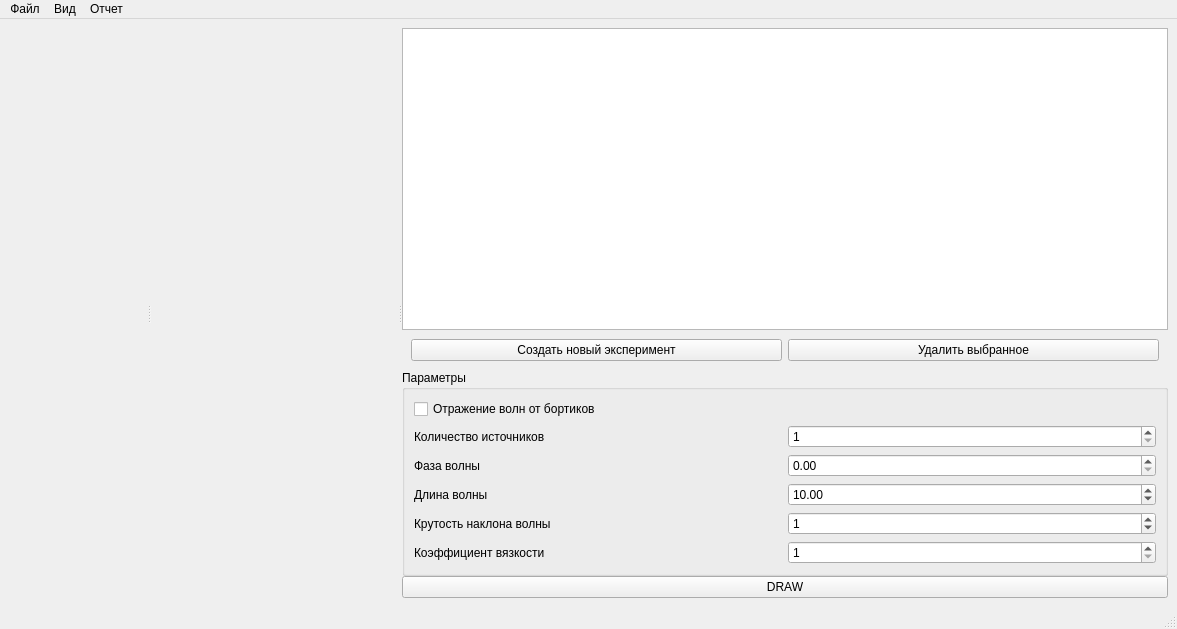
This is source/mainwindow.ui in Student-Experimental-Physics-Laboratory/self-water-talbot as Qt 5 draws it before an edit. The edited form follows.
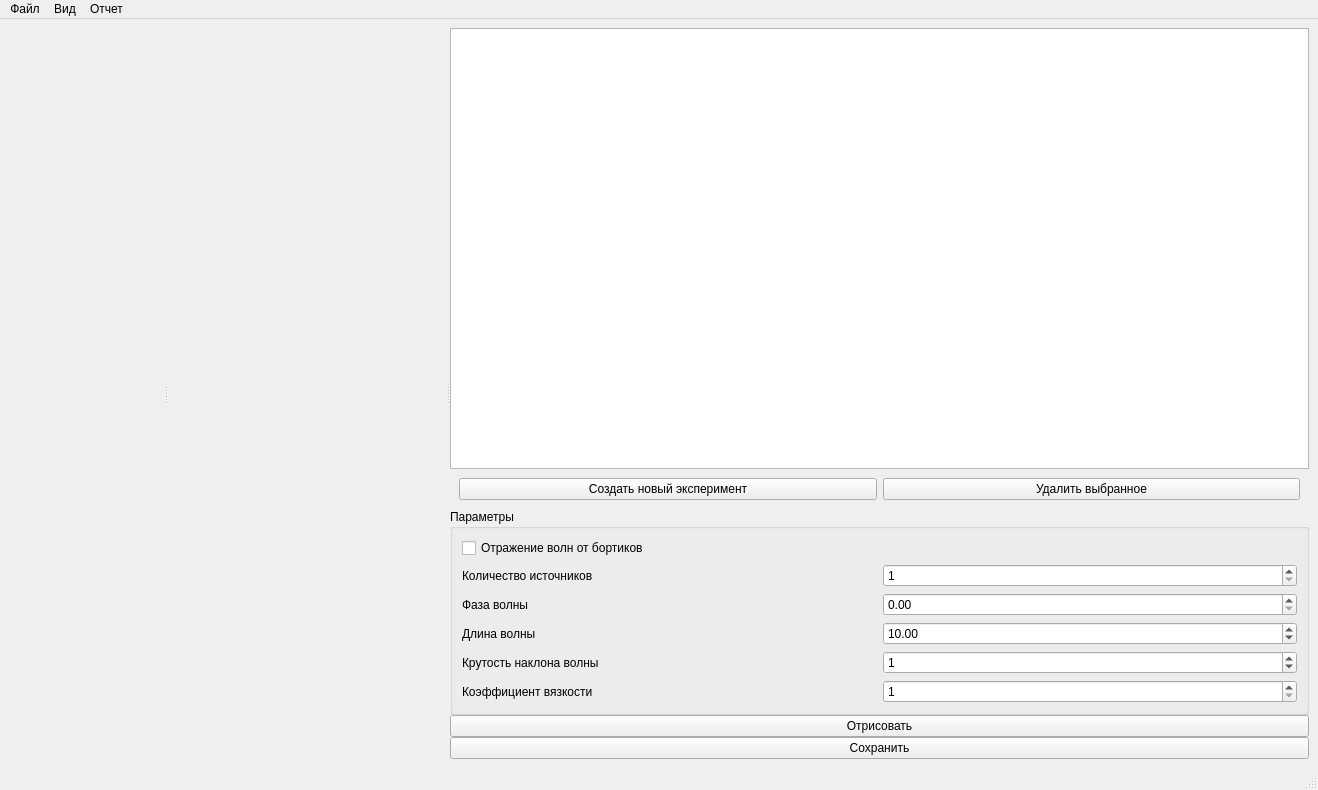
This is the edited form. Custom widgets are drawn as their Qt base class.

Patch:
```diff
--- a/source/mainwindow.ui
+++ b/source/mainwindow.ui
@@ -6,8 +6,8 @@
    <rect>
     <x>0</x>
     <y>0</y>
-    <width>1177</width>
-    <height>629</height>
+    <width>1318</width>
+    <height>790</height>
    </rect>
   </property>
   <property name="windowTitle">
@@ -25,6 +25,10 @@
         <item>
          <layout class="QHBoxLayout" name="horizontalLayout_6">
           <item>
+           <layout class="QVBoxLayout" name="verticalLayout_3">
+            <item>
+             <layout class="QHBoxLayout" name="horizontalLayout_9">
+              <item>
            <widget class="RulerWidget" name="vruler" native="true">
             <property name="minimumSize">
              <size>
@@ -53,6 +57,18 @@
          </layout>
         </item>
         <item>
+             <layout class="QHBoxLayout" name="horizontalLayout_8">
+              <item>
+               <widget class="QWidget" name="hruler_design_shit" native="true">
+                <property name="maximumSize">
+                 <size>
+                  <width>30</width>
+                  <height>16777215</height>
+                 </size>
+                </property>
+               </widget>
+              </item>
+              <item>
          <widget class="RulerWidget" name="hruler" native="true">
           <property name="minimumSize">
            <size>
@@ -69,6 +85,12 @@
          </widget>
         </item>
        </layout>
+            </item>
+           </layout>
+          </item>
+         </layout>
+        </item>
+       </layout>
       </widget>
       <widget class="QWidget" name="layoutWidget">
        <layout class="QVBoxLayout" name="chart">
@@ -263,7 +285,14 @@
           <item>
            <widget class="QPushButton" name="drawButton">
             <property name="text">
-             <string>DRAW</string>
+             <string>Отрисовать</string>
+            </property>
+           </widget>
+          </item>
+          <item>
+           <widget class="QPushButton" name="safeButton">
+            <property name="text">
+             <string>Сохранить</string>
             </property>
            </widget>
           </item>
@@ -280,7 +309,7 @@
     <rect>
      <x>0</x>
      <y>0</y>
-     <width>1177</width>
+     <width>1318</width>
      <height>22</height>
     </rect>
    </property>
```
Lines whose indentation alone changed are shown as unchanged.
